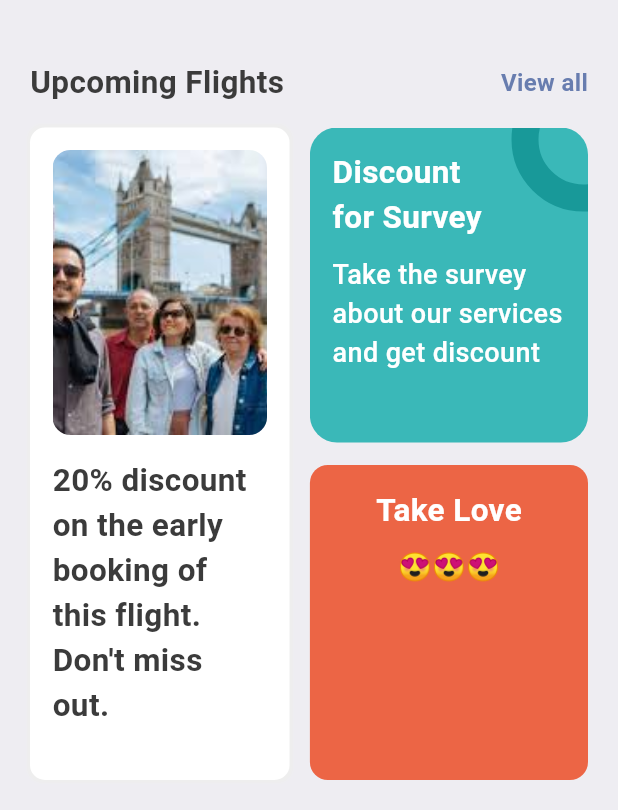
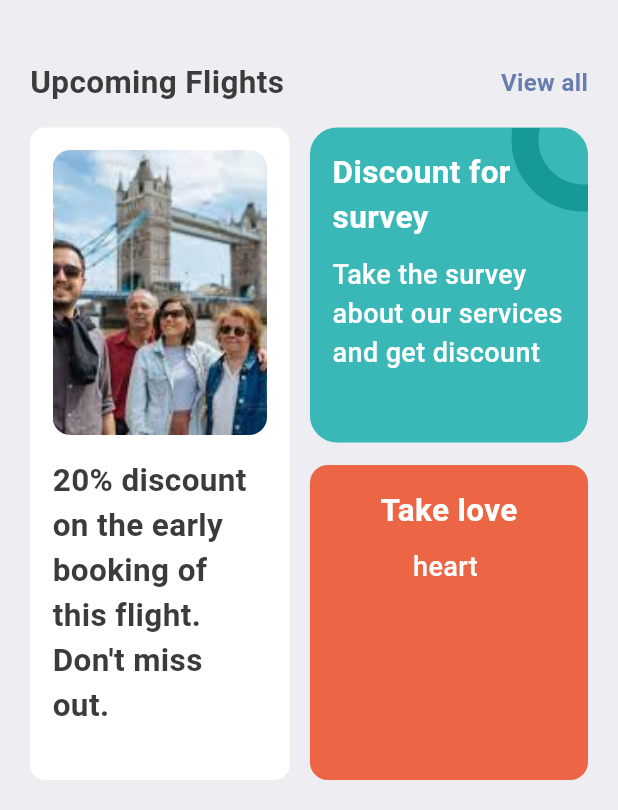
Before and after one commit to TemmyD-stack/ticket-app, a Flutter app: the SearchScreen screen opened directly, scrolled down 155 dp, on a phone screen of 412 x 824 dp, the part 426-1236 px from its top. Run offline on Flutter 3.47's test engine with Material 3 defaults, Android fonts, the phone set to English and light mode, and no system bars; our stand-ins replace barcode_widget, fluentui_icons; network calls fail.

Commit message:
promotion details stack widget fixed

```diff
--- a/lib/screens/hotel_detail.dart
+++ b/lib/screens/hotel_detail.dart
@@ -14,7 +14,7 @@ class _HotelDetailState extends State<HotelDetail> {
  @override
   void didChangeDependencies() {
     var args = ModalRoute.of(context)!.settings.arguments as Map;
-    print(args["index"]);
+    // print(args["index"]);
     index = args["index"];
     super.didChangeDependencies();
   }
--- a/lib/screens/search/search_screen.dart
+++ b/lib/screens/search/search_screen.dart
@@ -31,9 +31,9 @@ class SearchScreen extends StatelessWidget {
             secondTab: 'Hotels',
           ),
           SizedBox(height: 25),
-          AppTexxtIcon(icon: Icons.flight_takeoff_rounded, text: "Departure"),
+          AppTextIcon(icon: Icons.flight_takeoff_rounded, text: "Departure"),
           SizedBox(height: 20),
-          AppTexxtIcon(icon: Icons.flight_land_rounded, text: "Arrival"),
+          AppTextIcon(icon: Icons.flight_land_rounded, text: "Arrival"),
           SizedBox(height: 25),
           FindTickets(),
           SizedBox(height: 40),
--- a/lib/screens/search/widgets/app_text_icon.dart
+++ b/lib/screens/search/widgets/app_text_icon.dart
@@ -1,15 +1,15 @@
 import 'package:flutter/material.dart';
 import 'package:ticketapp/base/res/styles/app_styles.dart';
 
-class AppTexxtIcon extends StatelessWidget {
+class AppTextIcon extends StatelessWidget {
   final String text;
   final IconData icon;
-  const AppTexxtIcon({super.key, required this.text, required this.icon});
+  const AppTextIcon({super.key, required this.text, required this.icon});
 
   @override
   Widget build(BuildContext context) {
     return Container(
-      padding: EdgeInsets.symmetric(horizontal: 12, vertical: 12),
+      padding: EdgeInsets.all( 12),
       decoration: BoxDecoration(
         borderRadius: BorderRadius.circular(10),
         color: Colors.white,
--- a/lib/screens/search/widgets/ticket_promotion.dart
+++ b/lib/screens/search/widgets/ticket_promotion.dart
@@ -48,38 +48,16 @@ class TicketPromotion extends StatelessWidget {
         ),
         Column(
           children: [
-                  Stack(
-                        children: [
             Container(
               width: size.width * 0.45,
               height: 210,
-                            padding: EdgeInsets.symmetric(horizontal: 15, vertical: 15),
+              // padding: EdgeInsets.all(15),
               decoration: BoxDecoration(
                 borderRadius: BorderRadius.circular(18),
                 color: Color(0xff3ab8b8),
               ),
-                            child: Column(
-                              crossAxisAlignment: CrossAxisAlignment.start,
+              child: Stack(
                 children: [
-                                Text(
-                                  "Discount\nfor Survey",
-                                  style: AppStyles.headLineStyle2.copyWith(
-                                    fontWeight: FontWeight.bold,
-                                    color: Colors.white,
-                                  ),
-                                ),
-                                SizedBox(height: 10),
-                                Text(
-                                  "Take the survey about our services and get discount",
-                                  style: AppStyles.headLineStyle2.copyWith(
-                                    fontWeight: FontWeight.w500,
-                                    color: Colors.white,
-                                    fontSize: 18,
-                                  ),
-                                ),
-                              ],
-                            ),
-                          ),
                   Positioned(
                     right: -45,
                     top: -40,
@@ -90,11 +68,36 @@ class TicketPromotion extends StatelessWidget {
                         border: Border.all(
                           color: AppStyles.circleColor,
                           width: 18,
-                                )
                         ),
                       ),
-                          )
+                    ),
+                  ),
+                  Padding(
+                    padding: EdgeInsets.all(15),
+                    child: Column(
+                      crossAxisAlignment: CrossAxisAlignment.start,
+                      children: [
+                        Text(
+                          'Discount for\nsurvey',
+                          style: AppStyles.headLineStyle2.copyWith(
+                            fontWeight: FontWeight.bold,
+                            color: Colors.white,
+                          ),
+                        ),
+                        SizedBox(height: 10),
+                        Text(
+                          'Take the survey about our services and get discount',
+                          style: AppStyles.headLineStyle2.copyWith(
+                            fontWeight: FontWeight.w500,
+                            color: Colors.white,
+                            fontSize: 18,
+                          ),
+                        ),
                       ],
+                    ),
+                  ),
+                ],
+              ),
             ),
             SizedBox(height: 15),
             Container(
@@ -109,14 +112,15 @@ class TicketPromotion extends StatelessWidget {
                 crossAxisAlignment: CrossAxisAlignment.center,
                 children: [
                   Text(
-                          "Take Love",
+                    'Take love',
                     style: AppStyles.headLineStyle2.copyWith(
+                      fontWeight: FontWeight.bold,
                       color: Colors.white,
                     ),
                   ),
                   SizedBox(height: 10),
                   Text(
-                          "😍😍😍",
+                    'heart ',
                     style: AppStyles.headLineStyle2.copyWith(
                       fontWeight: FontWeight.w500,
                       color: Colors.white,
@@ -125,7 +129,7 @@ class TicketPromotion extends StatelessWidget {
                   ),
                 ],
               ),
-                  )
+            ),
           ],
         ),
       ],
```
Lines whose indentation alone changed are shown as unchanged.
